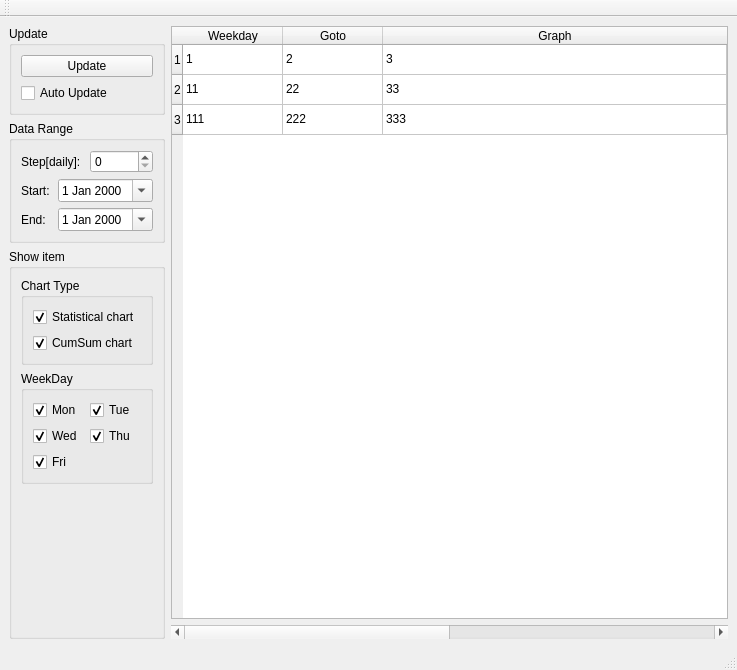
Old version of the form trade_monitor/trade_monitor/ttm/ttm_details.ui in the repository takkin-takilog/namake-trader.
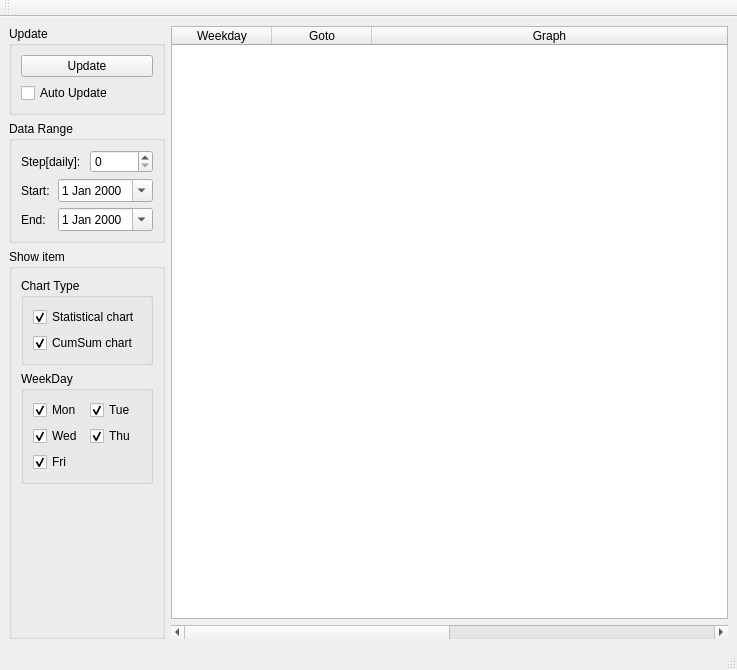
New version of the form.

Patch:
```diff
--- a/trade_monitor/trade_monitor/ttm/ttm_details.ui
+++ b/trade_monitor/trade_monitor/ttm/ttm_details.ui
@@ -232,7 +232,7 @@
          <enum>QAbstractItemView::SelectRows</enum>
         </property>
         <property name="rowCount">
-         <number>3</number>
+         <number>0</number>
         </property>
         <property name="columnCount">
          <number>3</number>
@@ -246,9 +246,6 @@
         <attribute name="verticalHeaderVisible">
          <bool>true</bool>
         </attribute>
-        <row/>
-        <row/>
-        <row/>
         <column>
          <property name="text">
           <string>Weekday</string>
@@ -264,51 +261,6 @@
           <string>Graph</string>
          </property>
         </column>
-        <item row="0" column="0">
-         <property name="text">
-          <string>1</string>
-         </property>
-        </item>
-        <item row="0" column="1">
-         <property name="text">
-          <string>2</string>
-         </property>
-        </item>
-        <item row="0" column="2">
-         <property name="text">
-          <string>3</string>
-         </property>
-        </item>
-        <item row="1" column="0">
-         <property name="text">
-          <string>11</string>
-         </property>
-        </item>
-        <item row="1" column="1">
-         <property name="text">
-          <string>22</string>
-         </property>
-        </item>
-        <item row="1" column="2">
-         <property name="text">
-          <string>33</string>
-         </property>
-        </item>
-        <item row="2" column="0">
-         <property name="text">
-          <string>111</string>
-         </property>
-        </item>
-        <item row="2" column="1">
-         <property name="text">
-          <string>222</string>
-         </property>
-        </item>
-        <item row="2" column="2">
-         <property name="text">
-          <string>333</string>
-         </property>
-        </item>
        </widget>
       </item>
       <item>
```
